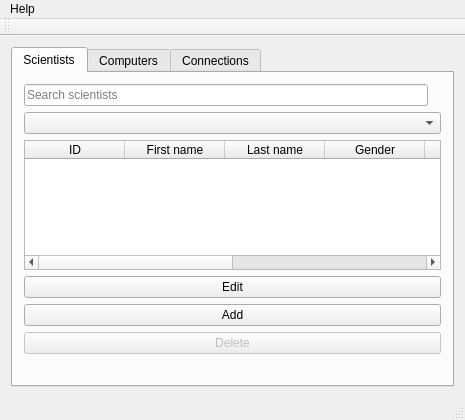
First picture: the form in Gui-Vln-2016/mainwindow.ui, repository ivark16/Vln-2016, before the edit.
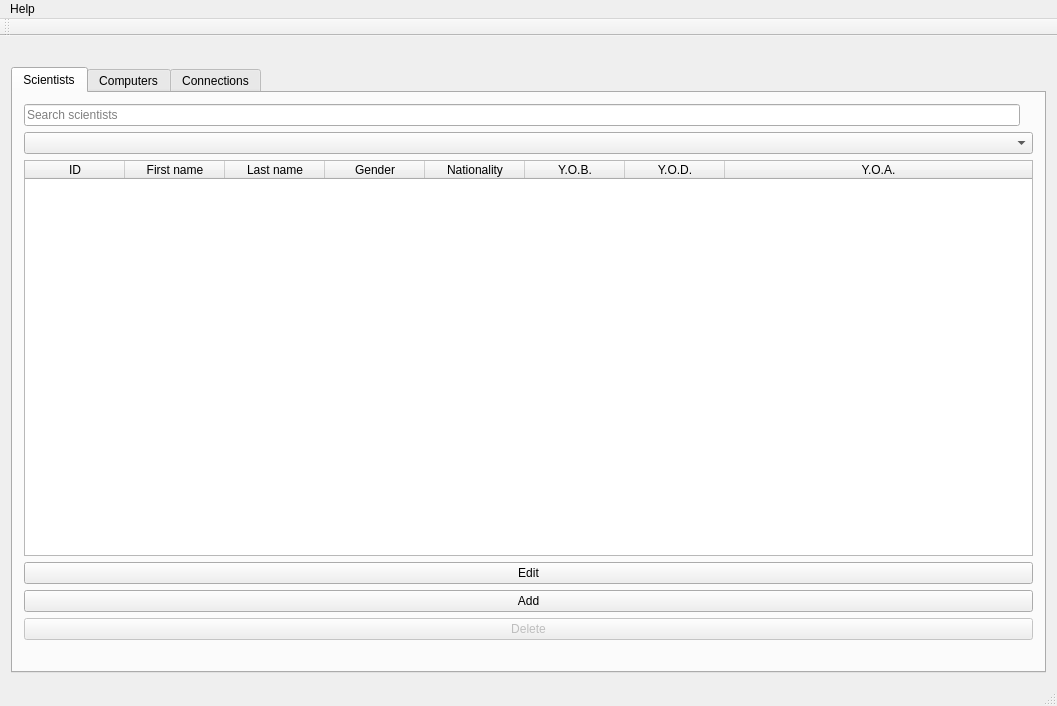
Second picture: the form after the edit. The open tabs and pages were chosen to show the change. Icons and pictures are not drawn.

The edit to the form file:
```diff
--- a/Gui-Vln-2016/mainwindow.ui
+++ b/Gui-Vln-2016/mainwindow.ui
@@ -9,8 +9,8 @@
    <rect>
     <x>0</x>
     <y>0</y>
-    <width>465</width>
-    <height>420</height>
+    <width>1057</width>
+    <height>706</height>
    </rect>
   </property>
   <property name="baseSize">
@@ -28,7 +28,14 @@
    <string>Database</string>
   </property>
   <widget class="QWidget" name="centralWidget">
-   <layout class="QHBoxLayout" name="horizontalLayout">
+   <layout class="QVBoxLayout" name="verticalLayout_4">
+    <item>
+     <widget class="QLabel" name="label">
+      <property name="text">
+       <string>&lt;html&gt;&lt;head/&gt;&lt;body&gt;&lt;p align=&quot;center&quot;&gt;&lt;img src=&quot;:/Icons/Pictures/datBase.png&quot;/&gt;&lt;/p&gt;&lt;/body&gt;&lt;/html&gt;</string>
+      </property>
+     </widget>
+    </item>
     <item>
      <widget class="QTabWidget" name="tabWidget">
       <property name="currentIndex">
@@ -322,8 +329,8 @@
     <rect>
      <x>0</x>
      <y>0</y>
-     <width>465</width>
-     <height>17</height>
+     <width>1057</width>
+     <height>26</height>
     </rect>
    </property>
    <widget class="QMenu" name="menuHelp">
```
Left out of the diff: 2 changed lines with no effect on the pictures.
